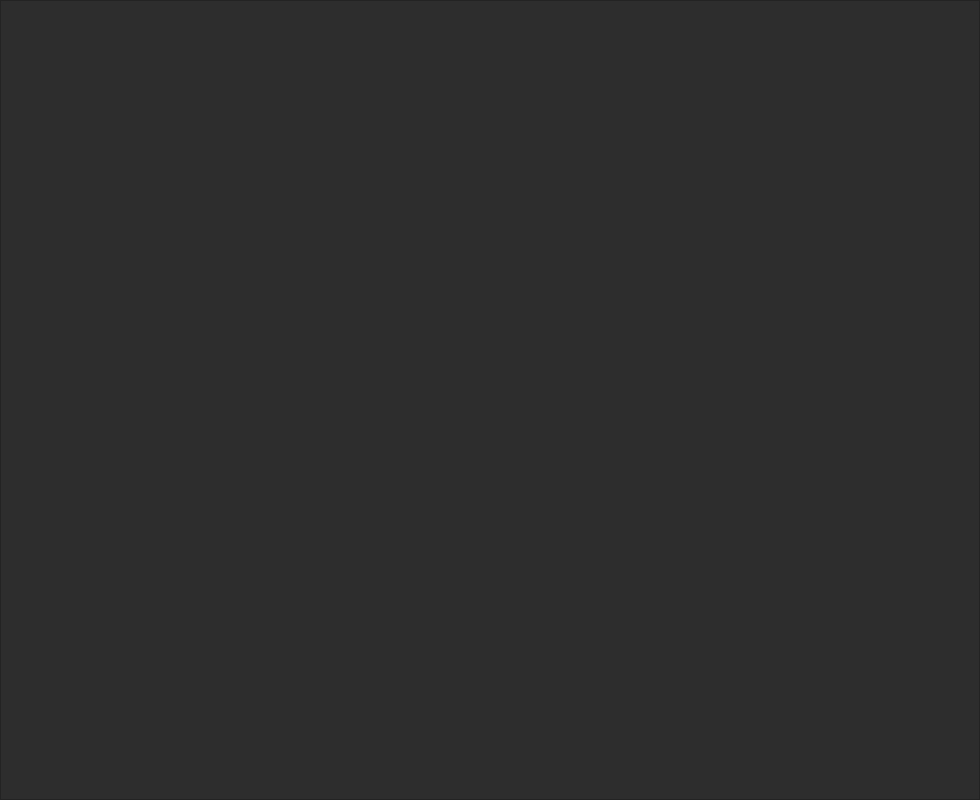
Before: the Qt Designer form Gui/newPatient.ui in SubZeroX9/Health-Care-united, drawn with Qt 5.
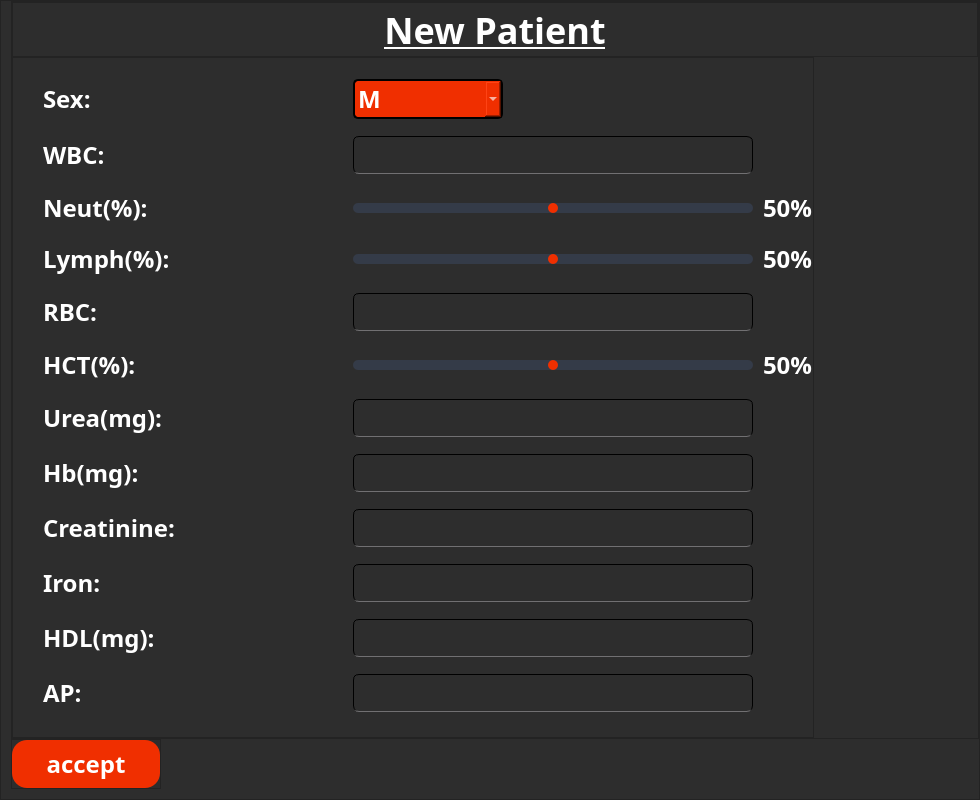
After: the same form once the commit is applied. Icons and pictures are not drawn.

Commit message: newPatient + patient_questenier forms

What changed in the file:
```diff
--- a/Gui/newPatient.ui
+++ b/Gui/newPatient.ui
@@ -19,6 +19,60 @@
   <property name="windowTitle">
    <string>MainWindow</string>
   </property>
+  <property name="styleSheet">
+   <string notr="true">
+*{
+	font-family:century gothic;
+	font-size:24px;
+	color: white;
+	font-weight: bold;
+}
+
+
+QLineEdit{
+	
+	background:transparent;
+	border:1px solid;
+	color:white;
+	border-bottom:1px solid #717072;
+	border-radius:6px;
+}
+
+QSlider{
+	margin:0px;
+	
+}
+
+QSlider::groove:horizontal{
+	
+	border-radius:5px;
+	margin:0px;
+	height:10px;
+	background-color: rgb(52, 59, 72);
+}
+
+QSlider::groove:horizontal:hover{
+	background-color: rgb(90, 102, 125);
+}
+
+QSlider::handle:horizontal{
+	border:none;
+	height:10px;
+	width:10px;
+	margin:0px;
+	border-radius:5px;
+	background-color: rgb(240, 47, 0);
+}
+
+QSlider::handle:horizontal:hover{
+	background:#B02300;
+}
+
+QSlider::handle:horizontal:pressed{
+	background:#701600;
+}
+</string>
+  </property>
   <widget class="QWidget" name="centralwidget">
    <layout class="QHBoxLayout" name="horizontalLayout">
     <property name="spacing">
@@ -47,6 +101,614 @@
       <property name="frameShadow">
        <enum>QFrame::Raised</enum>
       </property>
+      <layout class="QVBoxLayout" name="verticalLayout">
+       <property name="spacing">
+        <number>0</number>
+       </property>
+       <property name="leftMargin">
+        <number>10</number>
+       </property>
+       <property name="topMargin">
+        <number>0</number>
+       </property>
+       <property name="rightMargin">
+        <number>0</number>
+       </property>
+       <property name="bottomMargin">
+        <number>10</number>
+       </property>
+       <item>
+        <widget class="QFrame" name="frame_mainbody">
+         <property name="frameShape">
+          <enum>QFrame::StyledPanel</enum>
+         </property>
+         <property name="frameShadow">
+          <enum>QFrame::Raised</enum>
+         </property>
+         <layout class="QVBoxLayout" name="verticalLayout_2">
+          <property name="spacing">
+           <number>0</number>
+          </property>
+          <property name="leftMargin">
+           <number>0</number>
+          </property>
+          <property name="topMargin">
+           <number>0</number>
+          </property>
+          <property name="rightMargin">
+           <number>0</number>
+          </property>
+          <property name="bottomMargin">
+           <number>0</number>
+          </property>
+          <item>
+           <widget class="QFrame" name="frame_title">
+            <property name="minimumSize">
+             <size>
+              <width>0</width>
+              <height>55</height>
+             </size>
+            </property>
+            <property name="maximumSize">
+             <size>
+              <width>16777215</width>
+              <height>55</height>
+             </size>
+            </property>
+            <property name="frameShape">
+             <enum>QFrame::StyledPanel</enum>
+            </property>
+            <property name="frameShadow">
+             <enum>QFrame::Raised</enum>
+            </property>
+            <layout class="QHBoxLayout" name="horizontalLayout_3">
+             <property name="spacing">
+              <number>0</number>
+             </property>
+             <property name="leftMargin">
+              <number>0</number>
+             </property>
+             <property name="topMargin">
+              <number>0</number>
+             </property>
+             <property name="rightMargin">
+              <number>0</number>
+             </property>
+             <property name="bottomMargin">
+              <number>0</number>
+             </property>
+             <item>
+              <widget class="QLabel" name="label_title">
+               <property name="font">
+                <font>
+                 <family>century gothic</family>
+                 <pointsize>-1</pointsize>
+                 <weight>75</weight>
+                 <bold>true</bold>
+                 <underline>true</underline>
+                </font>
+               </property>
+               <property name="styleSheet">
+                <string notr="true">text-decoration:underline;
+font-size:36px;
+
+</string>
+               </property>
+               <property name="text">
+                <string>New Patient</string>
+               </property>
+               <property name="alignment">
+                <set>Qt::AlignCenter</set>
+               </property>
+              </widget>
+             </item>
+            </layout>
+           </widget>
+          </item>
+          <item alignment="Qt::AlignLeft">
+           <widget class="QFrame" name="frame_body">
+            <property name="minimumSize">
+             <size>
+              <width>0</width>
+              <height>0</height>
+             </size>
+            </property>
+            <property name="frameShape">
+             <enum>QFrame::StyledPanel</enum>
+            </property>
+            <property name="frameShadow">
+             <enum>QFrame::Raised</enum>
+            </property>
+            <layout class="QGridLayout" name="gridLayout" columnstretch="0,0,0" columnminimumwidth="300,0,0">
+             <property name="leftMargin">
+              <number>30</number>
+             </property>
+             <property name="rightMargin">
+              <number>0</number>
+             </property>
+             <property name="horizontalSpacing">
+              <number>10</number>
+             </property>
+             <property name="verticalSpacing">
+              <number>5</number>
+             </property>
+             <item row="2" column="0">
+              <widget class="QLabel" name="label_Neut">
+               <property name="text">
+                <string>Neut(%):</string>
+               </property>
+              </widget>
+             </item>
+             <item row="2" column="1">
+              <widget class="QSlider" name="Slider_Neut">
+               <property name="sizePolicy">
+                <sizepolicy hsizetype="Fixed" vsizetype="Fixed">
+                 <horstretch>0</horstretch>
+                 <verstretch>0</verstretch>
+                </sizepolicy>
+               </property>
+               <property name="minimumSize">
+                <size>
+                 <width>400</width>
+                 <height>0</height>
+                </size>
+               </property>
+               <property name="maximum">
+                <number>100</number>
+               </property>
+               <property name="value">
+                <number>50</number>
+               </property>
+               <property name="sliderPosition">
+                <number>50</number>
+               </property>
+               <property name="orientation">
+                <enum>Qt::Horizontal</enum>
+               </property>
+               <property name="invertedAppearance">
+                <bool>false</bool>
+               </property>
+               <property name="tickPosition">
+                <enum>QSlider::TicksBelow</enum>
+               </property>
+               <property name="tickInterval">
+                <number>10</number>
+               </property>
+              </widget>
+             </item>
+             <item row="3" column="0">
+              <widget class="QLabel" name="label_Lymph">
+               <property name="text">
+                <string>Lymph(%):</string>
+               </property>
+              </widget>
+             </item>
+             <item row="3" column="1">
+              <widget class="QSlider" name="Slider_Lymph">
+               <property name="sizePolicy">
+                <sizepolicy hsizetype="Fixed" vsizetype="Fixed">
+                 <horstretch>0</horstretch>
+                 <verstretch>0</verstretch>
+                </sizepolicy>
+               </property>
+               <property name="minimumSize">
+                <size>
+                 <width>400</width>
+                 <height>0</height>
+                </size>
+               </property>
+               <property name="maximum">
+                <number>100</number>
+               </property>
+               <property name="sliderPosition">
+                <number>50</number>
+               </property>
+               <property name="orientation">
+                <enum>Qt::Horizontal</enum>
+               </property>
+               <property name="tickPosition">
+                <enum>QSlider::TicksBelow</enum>
+               </property>
+               <property name="tickInterval">
+                <number>10</number>
+               </property>
+              </widget>
+             </item>
+             <item row="3" column="2">
+              <widget class="QLabel" name="label_Lymph_value">
+               <property name="text">
+                <string>50%</string>
+               </property>
+              </widget>
+             </item>
+             <item row="0" column="1">
+              <widget class="QComboBox" name="comboBox_Sex">
+               <property name="maximumSize">
+                <size>
+                 <width>150</width>
+                 <height>16777215</height>
+                </size>
+               </property>
+               <property name="styleSheet">
+                <string notr="true">*{
+	background-color: rgb(240, 47, 0);
+	border: 2px solid black;
+	border-radius: 5px;
+	
+}
+
+QAbstractItemView {
+	selection-background-color:#701600;
+	outline:none;
+	margin:-1px;
+	padding: 2px 2px 2px 2px;
+}
+
+::down-arrow{
+	image: url(:/Icons/arrow-down-16.png);
+}
+</string>
+               </property>
+               <item>
+                <property name="text">
+                 <string>M</string>
+                </property>
+               </item>
+               <item>
+                <property name="text">
+                 <string>F</string>
+                </property>
+               </item>
+              </widget>
+             </item>
+             <item row="1" column="1">
+              <widget class="QLineEdit" name="lineEdit_WBC">
+               <property name="sizePolicy">
+                <sizepolicy hsizetype="Fixed" vsizetype="Fixed">
+                 <horstretch>0</horstretch>
+                 <verstretch>0</verstretch>
+                </sizepolicy>
+               </property>
+               <property name="minimumSize">
+                <size>
+                 <width>400</width>
+                 <height>0</height>
+                </size>
+               </property>
+               <property name="inputMask">
+                <string/>
+               </property>
+               <property name="text">
+                <string/>
+               </property>
+               <property name="placeholderText">
+                <string/>
+               </property>
+              </widget>
+             </item>
+             <item row="2" column="2">
+              <widget class="QLabel" name="label_Neut_value">
+               <property name="text">
+                <string>50%</string>
+               </property>
+              </widget>
+             </item>
+             <item row="1" column="0">
+              <widget class="QLabel" name="label_WBC">
+               <property name="text">
+                <string>WBC:</string>
+               </property>
+              </widget>
+             </item>
+             <item row="0" column="0">
+              <widget class="QLabel" name="label_sex">
+               <property name="font">
+                <font>
+                 <family>century gothic</family>
+                 <pointsize>-1</pointsize>
+                 <weight>75</weight>
+                 <bold>true</bold>
+                </font>
+               </property>
+               <property name="styleSheet">
+                <string notr="true"/>
+               </property>
+               <property name="text">
+                <string>Sex:</string>
+               </property>
+               <property name="alignment">
+                <set>Qt::AlignLeading|Qt::AlignLeft|Qt::AlignVCenter</set>
+               </property>
+              </widget>
+             </item>
+             <item row="5" column="0">
+              <widget class="QLabel" name="label_HCT">
+               <property name="text">
+                <string>HCT(%):</string>
+               </property>
+              </widget>
+             </item>
+             <item row="6" column="0">
+              <widget class="QLabel" name="label_Urea">
+               <property name="frameShape">
+                <enum>QFrame::NoFrame</enum>
+               </property>
+               <property name="text">
+                <string>Urea(mg):</string>
+               </property>
+              </widget>
+             </item>
+             <item row="6" column="1">
+              <widget class="QLineEdit" name="lineEdit_Urea">
+               <property name="sizePolicy">
+                <sizepolicy hsizetype="Fixed" vsizetype="Fixed">
+                 <horstretch>0</horstretch>
+                 <verstretch>0</verstretch>
+                </sizepolicy>
+               </property>
+               <property name="minimumSize">
+                <size>
+                 <width>400</width>
+                 <height>0</height>
+                </size>
+               </property>
+              </widget>
+             </item>
+             <item row="7" column="0">
+              <widget class="QLabel" name="label_Hb">
+               <property name="text">
+                <string>Hb(mg):</string>
+               </property>
+              </widget>
+             </item>
+             <item row="4" column="0">
+              <widget class="QLabel" name="label_RBC">
+               <property name="text">
+                <string>RBC:</string>
+               </property>
+              </widget>
+             </item>
+             <item row="5" column="1">
+              <widget class="QSlider" name="Slider_HCT">
+               <property name="sizePolicy">
+                <sizepolicy hsizetype="Fixed" vsizetype="Fixed">
+                 <horstretch>0</horstretch>
+                 <verstretch>0</verstretch>
+                </sizepolicy>
+               </property>
+               <property name="minimumSize">
+                <size>
+                 <width>400</width>
+                 <height>0</height>
+                </size>
+               </property>
+               <property name="maximum">
+                <number>100</number>
+               </property>
+               <property name="sliderPosition">
+                <number>50</number>
+               </property>
+               <property name="orientation">
+                <enum>Qt::Horizontal</enum>
+               </property>
+               <property name="tickPosition">
+                <enum>QSlider::TicksBelow</enum>
+               </property>
+               <property name="tickInterval">
+                <number>10</number>
+               </property>
+              </widget>
+             </item>
+             <item row="4" column="1">
+              <widget class="QLineEdit" name="lineEdit_RBC">
+               <property name="sizePolicy">
+                <sizepolicy hsizetype="Fixed" vsizetype="Fixed">
+                 <horstretch>0</horstretch>
+                 <verstretch>0</verstretch>
+                </sizepolicy>
+               </property>
+               <property name="minimumSize">
+                <size>
+                 <width>400</width>
+                 <height>0</height>
+                </size>
+               </property>
+              </widget>
+             </item>
+             <item row="7" column="1">
+              <widget class="QLineEdit" name="lineEdit_Hb">
+               <property name="sizePolicy">
+                <sizepolicy hsizetype="Fixed" vsizetype="Fixed">
+                 <horstretch>0</horstretch>
+                 <verstretch>0</verstretch>
+                </sizepolicy>
+               </property>
+               <property name="minimumSize">
+                <size>
+                 <width>400</width>
+                 <height>0</height>
+                </size>
+               </property>
+              </widget>
+             </item>
+             <item row="8" column="0">
+              <widget class="QLabel" name="label_Creatini">
+               <property name="frameShape">
+                <enum>QFrame::NoFrame</enum>
+               </property>
+               <property name="text">
+                <string>Creatinine:</string>
+               </property>
+              </widget>
+             </item>
+             <item row="8" column="1">
+              <widget class="QLineEdit" name="lineEdit_Creatinine">
+               <property name="sizePolicy">
+                <sizepolicy hsizetype="Fixed" vsizetype="Fixed">
+                 <horstretch>0</horstretch>
+                 <verstretch>0</verstretch>
+                </sizepolicy>
+               </property>
+               <property name="minimumSize">
+                <size>
+                 <width>400</width>
+                 <height>0</height>
+                </size>
+               </property>
+              </widget>
+             </item>
+             <item row="9" column="0">
+              <widget class="QLabel" name="label_Iron">
+               <property name="text">
+                <string>Iron:</string>
+               </property>
+              </widget>
+             </item>
+             <item row="9" column="1">
+              <widget class="QLineEdit" name="lineEdit_Iron">
+               <property name="sizePolicy">
+                <sizepolicy hsizetype="Fixed" vsizetype="Fixed">
+                 <horstretch>0</horstretch>
+                 <verstretch>0</verstretch>
+                </sizepolicy>
+               </property>
+               <property name="minimumSize">
+                <size>
+                 <width>400</width>
+                 <height>0</height>
+                </size>
+               </property>
+              </widget>
+             </item>
+             <item row="10" column="0">
+              <widget class="QLabel" name="label_HDL">
+               <property name="text">
+                <string>HDL(mg):</string>
+               </property>
+              </widget>
+             </item>
+             <item row="11" column="1">
+              <widget class="QLineEdit" name="lineEdit_AP">
+               <property name="sizePolicy">
+                <sizepolicy hsizetype="Fixed" vsizetype="Fixed">
+                 <horstretch>0</horstretch>
+                 <verstretch>0</verstretch>
+                </sizepolicy>
+               </property>
+               <property name="minimumSize">
+                <size>
+                 <width>400</width>
+                 <height>0</height>
+                </size>
+               </property>
+              </widget>
+             </item>
+             <item row="10" column="1">
+              <widget class="QLineEdit" name="lineEdit_HDL">
+               <property name="sizePolicy">
+                <sizepolicy hsizetype="Fixed" vsizetype="Fixed">
+                 <horstretch>0</horstretch>
+                 <verstretch>0</verstretch>
+                </sizepolicy>
+               </property>
+               <property name="minimumSize">
+                <size>
+                 <width>400</width>
+                 <height>0</height>
+                </size>
+               </property>
+              </widget>
+             </item>
+             <item row="11" column="0">
+              <widget class="QLabel" name="label_AP">
+               <property name="text">
+                <string>AP:</string>
+               </property>
+              </widget>
+             </item>
+             <item row="5" column="2">
+              <widget class="QLabel" name="label_HCT_value">
+               <property name="text">
+                <string>50%</string>
+               </property>
+               <property name="alignment">
+                <set>Qt::AlignLeading|Qt::AlignLeft|Qt::AlignTop</set>
+               </property>
+              </widget>
+             </item>
+            </layout>
+           </widget>
+          </item>
+         </layout>
+        </widget>
+       </item>
+       <item alignment="Qt::AlignLeft">
+        <widget class="QFrame" name="frame_navigation">
+         <property name="minimumSize">
+          <size>
+           <width>150</width>
+           <height>50</height>
+          </size>
+         </property>
+         <property name="maximumSize">
+          <size>
+           <width>150</width>
+           <height>50</height>
+          </size>
+         </property>
+         <property name="frameShape">
+          <enum>QFrame::StyledPanel</enum>
+         </property>
+         <property name="frameShadow">
+          <enum>QFrame::Raised</enum>
+         </property>
+         <layout class="QHBoxLayout" name="horizontalLayout_2">
+          <property name="spacing">
+           <number>0</number>
+          </property>
+          <property name="leftMargin">
+           <number>0</number>
+          </property>
+          <property name="topMargin">
+           <number>0</number>
+          </property>
+          <property name="rightMargin">
+           <number>0</number>
+          </property>
+          <property name="bottomMargin">
+           <number>0</number>
+          </property>
+          <item>
+           <widget class="QPushButton" name="btn_accept">
+            <property name="sizePolicy">
+             <sizepolicy hsizetype="Expanding" vsizetype="Expanding">
+              <horstretch>0</horstretch>
+              <verstretch>0</verstretch>
+             </sizepolicy>
+            </property>
+            <property name="styleSheet">
+             <string notr="true">*{
+	background-color: rgb(240, 47, 0);
+	border-radius:15px;
+}
+:hover{
+	color:white;
+	background:#B02300;
+}
+
+:pressed{
+	background:#701600;
+}</string>
+            </property>
+            <property name="text">
+             <string>accept</string>
+            </property>
+           </widget>
+          </item>
+         </layout>
+        </widget>
+       </item>
+      </layout>
      </widget>
     </item>
    </layout>
```
Left out of the diff: 6 changed lines with no effect on the pictures. The commit also changes 1 other file.
